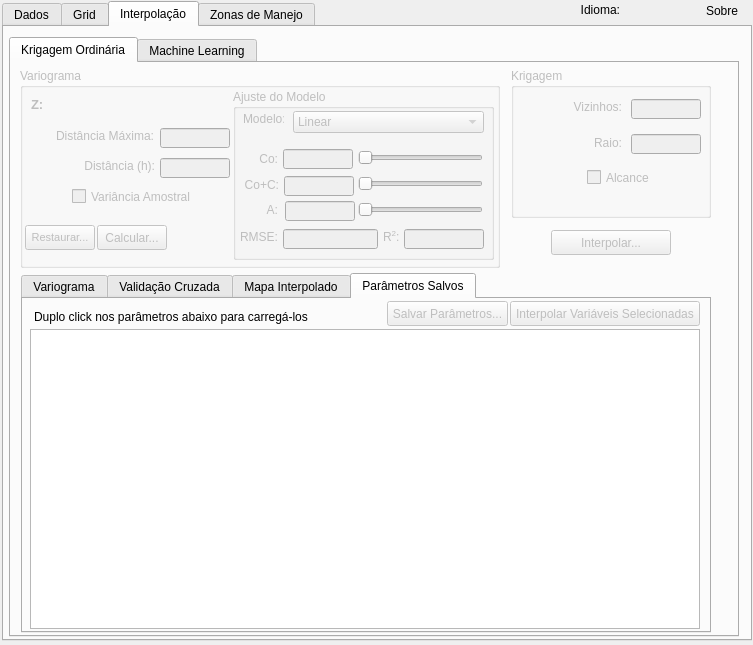
The window that Smart_Map_Dialog.ui (gustavowillam/SmartMapPlugin) describes before a commit, drawn with Qt 5.
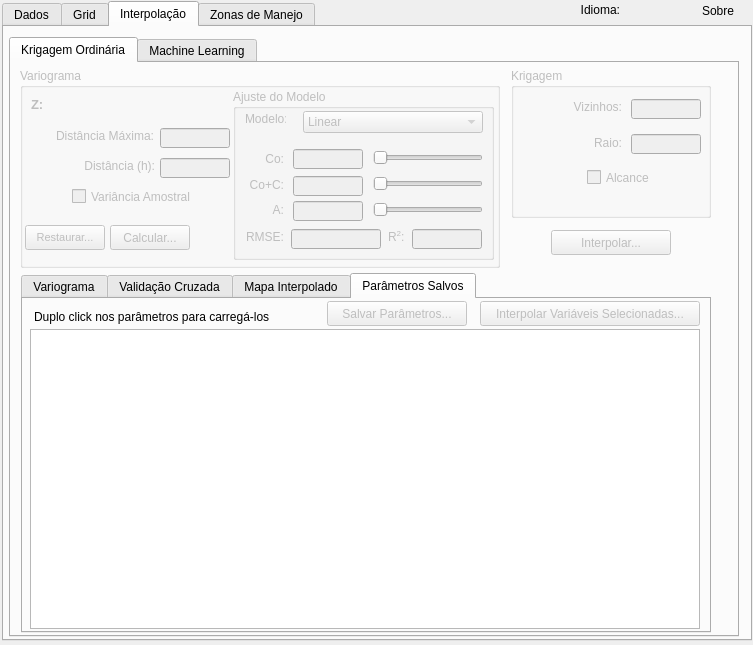
The same window after the commit. The open tabs and pages were chosen to show the change. Icons and pictures are not drawn. Custom widgets are drawn as their Qt base class.

```diff
--- a/Smart_Map_Dialog.ui
+++ b/Smart_Map_Dialog.ui
@@ -932,12 +932,12 @@
           <rect>
            <x>11</x>
            <y>10</y>
-           <width>350</width>
+           <width>291</width>
            <height>16</height>
           </rect>
          </property>
          <property name="text">
-          <string>Duplo click nos parâmetros abaixo para carregá-los</string>
+          <string>Duplo click nos parâmetros para carregá-los</string>
          </property>
         </widget>
         <widget class="QPushButton" name="pushButton_Krigagem_All_Variables">
@@ -946,14 +946,14 @@
          </property>
          <property name="geometry">
           <rect>
-           <x>487</x>
+           <x>457</x>
            <y>2</y>
-           <width>190</width>
+           <width>220</width>
            <height>25</height>
           </rect>
          </property>
          <property name="text">
-          <string>Interpolar Variáveis Selecionadas</string>
+          <string>Interpolar Variáveis Selecionadas...</string>
          </property>
         </widget>
         <widget class="QPushButton" name="pushButton_VariogramaSave">
@@ -962,9 +962,9 @@
          </property>
          <property name="geometry">
           <rect>
-           <x>364</x>
+           <x>304</x>
            <y>2</y>
-           <width>121</width>
+           <width>140</width>
            <height>25</height>
           </rect>
          </property>
@@ -1014,9 +1014,9 @@
        <widget class="QPushButton" name="pushButton_VariogramaAjust">
         <property name="geometry">
          <rect>
-          <x>77</x>
+          <x>90</x>
           <y>157</y>
-          <width>70</width>
+          <width>80</width>
           <height>25</height>
          </rect>
         </property>
@@ -1042,7 +1042,7 @@
         <widget class="QLabel" name="label_86">
          <property name="geometry">
           <rect>
-           <x>10</x>
+           <x>12</x>
            <y>22</y>
            <width>41</width>
            <height>16</height>
@@ -1055,9 +1055,9 @@
         <widget class="QComboBox" name="comboBox_Modelo">
          <property name="geometry">
           <rect>
-           <x>60</x>
+           <x>70</x>
            <y>22</y>
-           <width>191</width>
+           <width>180</width>
            <height>22</height>
           </rect>
          </property>
@@ -1093,7 +1093,7 @@
         <widget class="QLabel" name="label_87">
          <property name="geometry">
           <rect>
-           <x>24</x>
+           <x>30</x>
            <y>111</y>
            <width>21</width>
            <height>20</height>
@@ -1109,7 +1109,7 @@
         <widget class="QLabel" name="label_88">
          <property name="geometry">
           <rect>
-           <x>5</x>
+           <x>10</x>
            <y>86</y>
            <width>41</width>
            <height>20</height>
@@ -1125,7 +1125,7 @@
         <widget class="QLabel" name="label_89">
          <property name="geometry">
           <rect>
-           <x>14</x>
+           <x>20</x>
            <y>60</y>
            <width>31</width>
            <height>20</height>
@@ -1141,9 +1141,9 @@
         <widget class="QLabel" name="label_94">
          <property name="geometry">
           <rect>
-           <x>5</x>
+           <x>6</x>
            <y>140</y>
-           <width>40</width>
+           <width>45</width>
            <height>16</height>
           </rect>
          </property>
@@ -1160,9 +1160,9 @@
          </property>
          <property name="geometry">
           <rect>
-           <x>50</x>
+           <x>58</x>
            <y>140</y>
-           <width>95</width>
+           <width>90</width>
            <height>20</height>
           </rect>
          </property>
@@ -1176,9 +1176,9 @@
          </property>
          <property name="geometry">
           <rect>
-           <x>171</x>
+           <x>179</x>
            <y>140</y>
-           <width>80</width>
+           <width>70</width>
            <height>20</height>
           </rect>
          </property>
@@ -1189,7 +1189,7 @@
         <widget class="QLabel" name="label_95">
          <property name="geometry">
           <rect>
-           <x>150</x>
+           <x>155</x>
            <y>140</y>
            <width>21</width>
            <height>16</height>
@@ -1202,9 +1202,9 @@
         <widget class="QSlider" name="horizontalSlider_Nugget">
          <property name="geometry">
           <rect>
-           <x>125</x>
+           <x>140</x>
            <y>58</y>
-           <width>125</width>
+           <width>110</width>
            <height>22</height>
           </rect>
          </property>
@@ -1227,9 +1227,9 @@
         <widget class="QSlider" name="horizontalSlider_Sill">
          <property name="geometry">
           <rect>
-           <x>125</x>
+           <x>140</x>
            <y>84</y>
-           <width>125</width>
+           <width>110</width>
            <height>22</height>
           </rect>
          </property>
@@ -1243,9 +1243,9 @@
         <widget class="QSlider" name="horizontalSlider_Range">
          <property name="geometry">
           <rect>
-           <x>125</x>
+           <x>140</x>
            <y>110</y>
-           <width>125</width>
+           <width>110</width>
            <height>22</height>
           </rect>
          </property>
@@ -1259,7 +1259,7 @@
         <widget class="QLineEdit" name="lineEdit_Nugget">
          <property name="geometry">
           <rect>
-           <x>50</x>
+           <x>60</x>
            <y>60</y>
            <width>70</width>
            <height>20</height>
@@ -1269,7 +1269,7 @@
         <widget class="QLineEdit" name="lineEdit_Sill">
          <property name="geometry">
           <rect>
-           <x>51</x>
+           <x>60</x>
            <y>87</y>
            <width>70</width>
            <height>20</height>
@@ -1279,7 +1279,7 @@
         <widget class="QLineEdit" name="lineEdit_Range">
          <property name="geometry">
           <rect>
-           <x>52</x>
+           <x>60</x>
            <y>112</y>
            <width>70</width>
            <height>20</height>
@@ -1328,7 +1328,7 @@
          <rect>
           <x>5</x>
           <y>157</y>
-          <width>70</width>
+          <width>80</width>
           <height>25</height>
          </rect>
         </property>
@@ -2615,7 +2615,7 @@
   <widget class="QLabel" name="label_About">
    <property name="geometry">
     <rect>
-     <x>706</x>
+     <x>702</x>
      <y>1</y>
      <width>41</width>
      <height>20</height>
```
Left out of the diff: 89 changed lines with no effect on the pictures.
